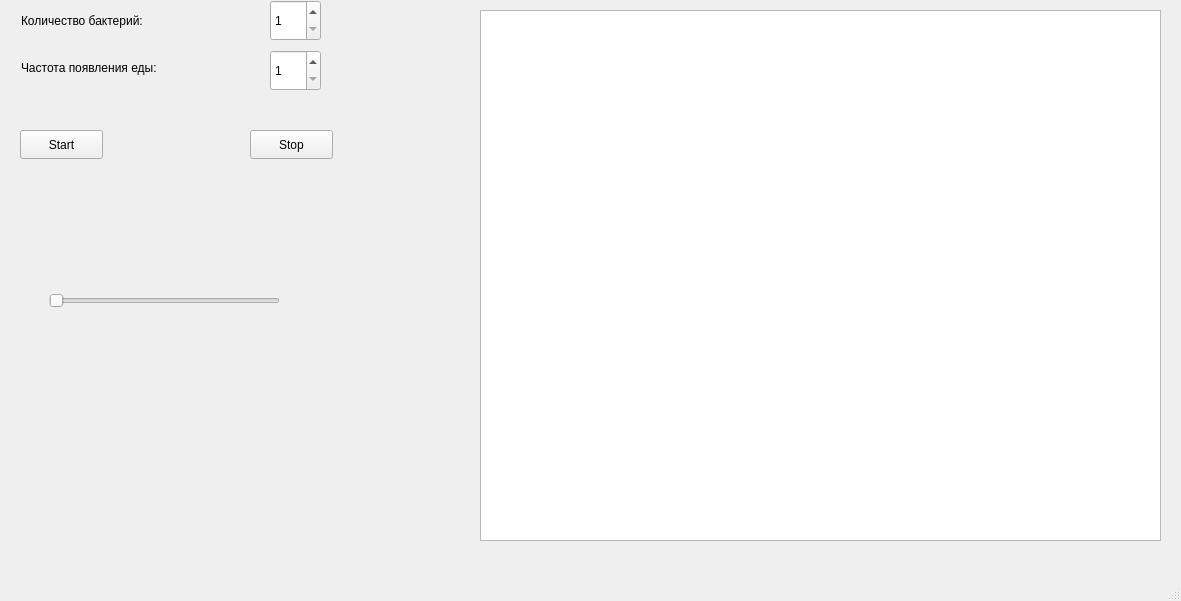
Zdrp2/Practic, file Prct/mainwindow.ui: the form before one commit.
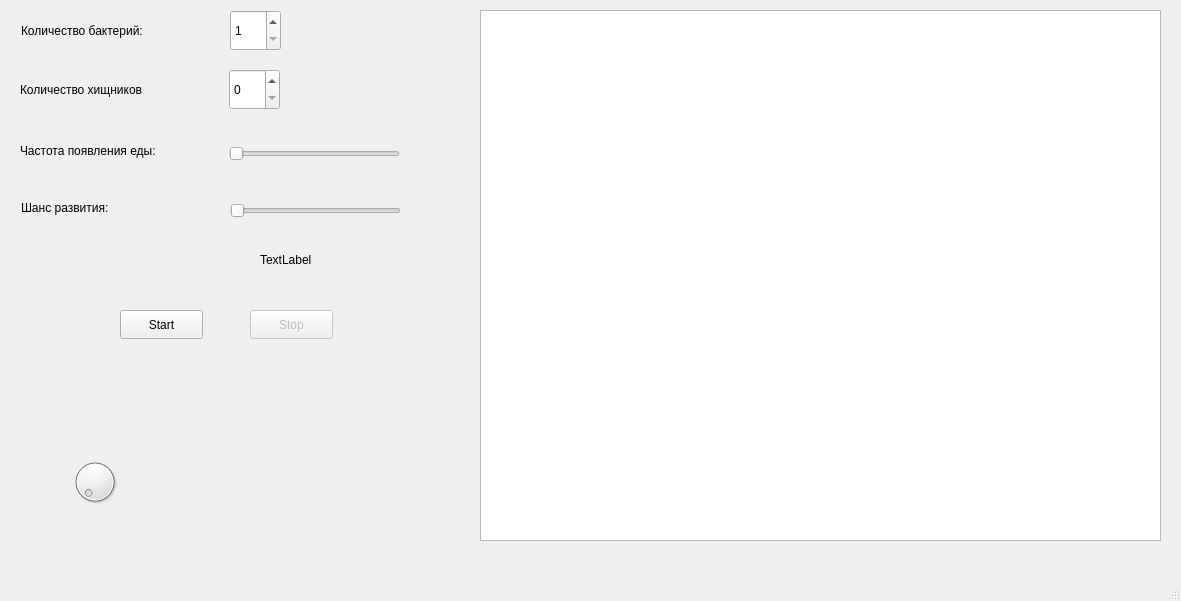
The form after the commit.

What changed in the file:
```diff
--- a/Prct/mainwindow.ui
+++ b/Prct/mainwindow.ui
@@ -27,10 +27,10 @@
    <widget class="QSlider" name="horizontalSlider">
     <property name="geometry">
      <rect>
-      <x>49</x>
-      <y>270</y>
-      <width>231</width>
-      <height>61</height>
+      <x>229</x>
+      <y>143</y>
+      <width>171</width>
+      <height>21</height>
      </rect>
     </property>
     <property name="minimum">
@@ -44,10 +44,13 @@
     </property>
    </widget>
    <widget class="QPushButton" name="pushButton_2">
+    <property name="enabled">
+     <bool>false</bool>
+    </property>
     <property name="geometry">
      <rect>
       <x>250</x>
-      <y>130</y>
+      <y>310</y>
       <width>83</width>
       <height>29</height>
      </rect>
@@ -59,8 +62,8 @@
    <widget class="QSpinBox" name="spinBox">
     <property name="geometry">
      <rect>
-      <x>270</x>
-      <y>0</y>
+      <x>230</x>
+      <y>10</y>
       <width>51</width>
       <height>41</height>
      </rect>
@@ -69,27 +72,11 @@
      <number>1</number>
     </property>
    </widget>
-   <widget class="QSpinBox" name="spinBox_2">
-    <property name="geometry">
-     <rect>
-      <x>270</x>
-      <y>50</y>
-      <width>51</width>
-      <height>41</height>
-     </rect>
-    </property>
-    <property name="minimum">
-     <number>1</number>
-    </property>
-    <property name="maximum">
-     <number>5</number>
-    </property>
-   </widget>
    <widget class="QLabel" name="label">
     <property name="geometry">
      <rect>
       <x>21</x>
-      <y>11</y>
+      <y>21</y>
       <width>153</width>
       <height>20</height>
      </rect>
@@ -101,8 +88,8 @@
    <widget class="QPushButton" name="pushButton">
     <property name="geometry">
      <rect>
-      <x>20</x>
-      <y>130</y>
+      <x>120</x>
+      <y>310</y>
       <width>83</width>
       <height>29</height>
      </rect>
@@ -114,8 +101,8 @@
    <widget class="QLabel" name="label_2">
     <property name="geometry">
      <rect>
-      <x>21</x>
-      <y>47</y>
+      <x>20</x>
+      <y>130</y>
       <width>181</width>
       <height>41</height>
      </rect>
@@ -124,6 +111,96 @@
      <string>Частота появления еды:</string>
     </property>
    </widget>
+   <widget class="QSpinBox" name="spinBox_2">
+    <property name="geometry">
+     <rect>
+      <x>229</x>
+      <y>69</y>
+      <width>51</width>
+      <height>41</height>
+     </rect>
+    </property>
+    <property name="minimum">
+     <number>0</number>
+    </property>
+   </widget>
+   <widget class="QLabel" name="label_3">
+    <property name="geometry">
+     <rect>
+      <x>20</x>
+      <y>80</y>
+      <width>171</width>
+      <height>20</height>
+     </rect>
+    </property>
+    <property name="text">
+     <string>Количество хищников</string>
+    </property>
+   </widget>
+   <widget class="QLabel" name="label_4">
+    <property name="geometry">
+     <rect>
+      <x>21</x>
+      <y>187</y>
+      <width>181</width>
+      <height>41</height>
+     </rect>
+    </property>
+    <property name="text">
+     <string>Шанс развития:</string>
+    </property>
+   </widget>
+   <widget class="QSlider" name="horizontalSlider_2">
+    <property name="geometry">
+     <rect>
+      <x>230</x>
+      <y>200</y>
+      <width>171</width>
+      <height>21</height>
+     </rect>
+    </property>
+    <property name="minimum">
+     <number>0</number>
+    </property>
+    <property name="maximum">
+     <number>100</number>
+    </property>
+    <property name="value">
+     <number>0</number>
+    </property>
+    <property name="orientation">
+     <enum>Qt::Horizontal</enum>
+    </property>
+   </widget>
+   <widget class="QDial" name="dial">
+    <property name="geometry">
+     <rect>
+      <x>70</x>
+      <y>450</y>
+      <width>50</width>
+      <height>64</height>
+     </rect>
+    </property>
+    <property name="minimum">
+     <number>1</number>
+    </property>
+    <property name="maximum">
+     <number>100</number>
+    </property>
+   </widget>
+   <widget class="QLabel" name="label_5">
+    <property name="geometry">
+     <rect>
+      <x>260</x>
+      <y>250</y>
+      <width>63</width>
+      <height>20</height>
+     </rect>
+    </property>
+    <property name="text">
+     <string>TextLabel</string>
+    </property>
+   </widget>
   </widget>
   <widget class="QMenuBar" name="menubar">
    <property name="geometry">
```
